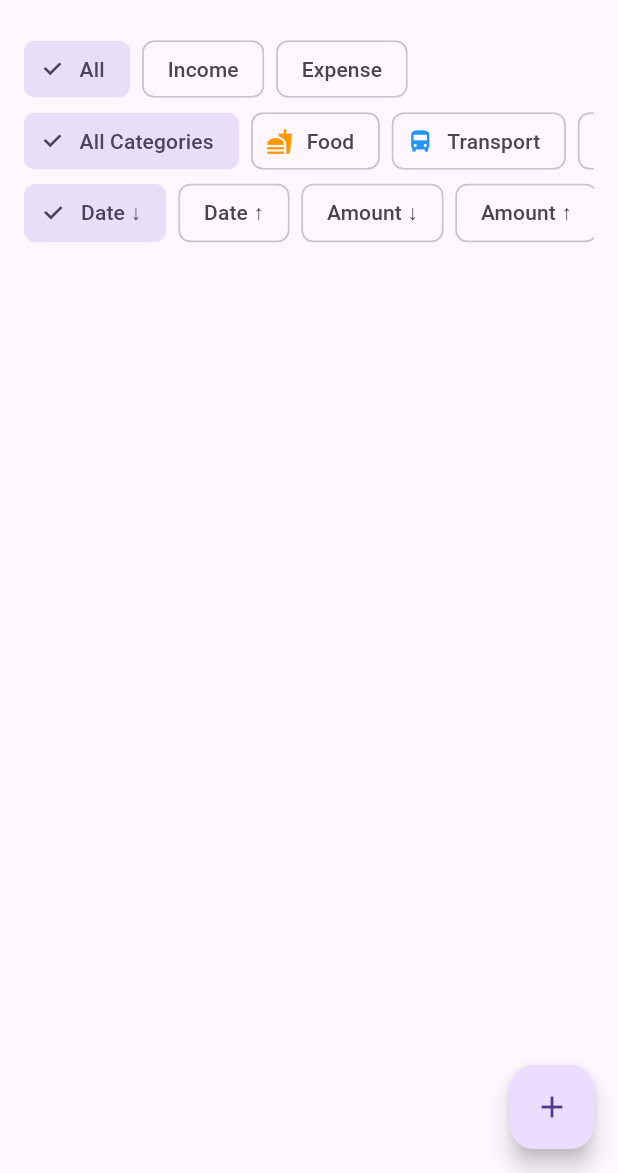
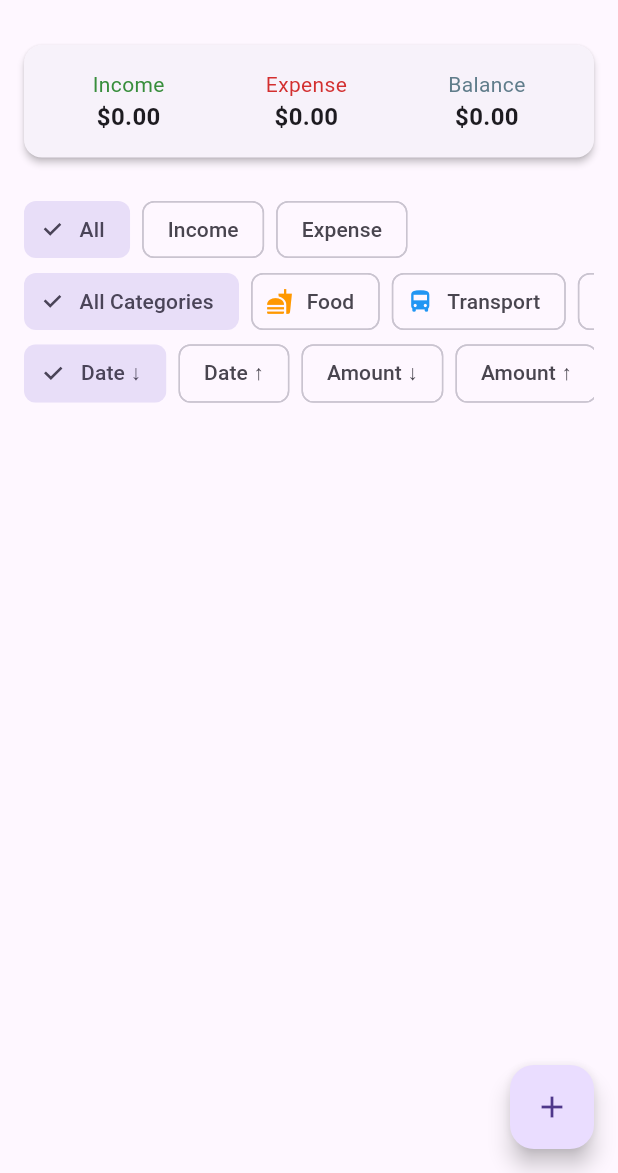
Before and after one commit to OleksSobol/expenses-tracker, a Flutter app: the screen it shows after launch, on a phone screen of 412 x 824 dp, the part 63-1236 px from its top. Run offline on Flutter 3.47's test engine with Material 3 defaults, Android fonts, the phone set to English and light mode, and no system bars; our stand-ins replace sqflite; accounts and stored records are empty.

Commit message:
Finished with transations, added total income/ expense fields

```diff
--- /dev/null
+++ b/lib/models/transaction_summary.dart
@@ -0,0 +1,48 @@
+import 'package:flutter/material.dart';
+
+class TransactionSummary extends StatelessWidget {
+  final double income;
+  final double expense;
+  final double balance;
+
+  const TransactionSummary({
+    Key? key,
+    required this.income,
+    required this.expense,
+    required this.balance,
+  }) : super(key: key);
+
+  @override
+  Widget build(BuildContext context) {
+    return Padding(
+      padding: const EdgeInsets.all(12.0),
+      child: Card(
+        elevation: 2,
+        shape: RoundedRectangleBorder(borderRadius: BorderRadius.circular(12)),
+        child: Padding(
+          padding: const EdgeInsets.symmetric(vertical: 16, horizontal: 12),
+          child: Row(
+            mainAxisAlignment: MainAxisAlignment.spaceAround,
+            children: [
+              _buildColumn('Income', income, Colors.green[700]!),
+              _buildColumn('Expense', expense, Colors.red[700]!),
+              _buildColumn('Balance', balance, Colors.blueGrey),
+            ],
+          ),
+        ),
+      ),
+    );
+  }
+
+  Widget _buildColumn(String label, double value, Color color) {
+    return Column(
+      children: [
+        Text(label, style: TextStyle(color: color)),
+        Text(
+          '\$${value.toStringAsFixed(2)}',
+          style: const TextStyle(fontSize: 16, fontWeight: FontWeight.bold),
+        ),
+      ],
+    );
+  }
+}
--- a/lib/screens/home_screen.dart
+++ b/lib/screens/home_screen.dart
@@ -5,6 +5,7 @@ import '../models/transaction_filter_bar.dart';
 import '../models/transaction_list_item.dart';
 import '../models/transaction_service.dart';
 import 'add_transaction_screen.dart';
+import '../models/transaction_summary.dart';
 
 class HomeScreen extends StatefulWidget {
   const HomeScreen({Key? key}) : super(key: key);
@@ -79,10 +80,28 @@ class _HomeScreenState extends State<HomeScreen> {
       ),
       body: Column(
         children: [
+          // Summary
+          TransactionSummary(
+            income: _allTransactions
+              .where((tx) => tx['type'] == 'income')
+              .fold(0.0, (sum, tx) => sum + (tx['amount'] as num).toDouble()),
+            expense: _allTransactions
+              .where((tx) => tx['type'] == 'expense')
+              .fold(0.0,(sum, tx) => sum + (tx['amount'] as num).toDouble()),
+            balance: _allTransactions.fold(
+              0.0,
+              (sum, tx) => tx['type'] == 'income'
+                  ? sum + (tx['amount'] as num).toDouble()
+                  : sum - (tx['amount'] as num).toDouble(),
+              ),
+          ),
+          // Filter bar
           TransactionFilterBar(
             filter: _filter,
             onFilterChanged: _onFilterChanged,
           ),
+
+          // Transaction list
           Expanded(
             child: ListView.builder(
               itemCount: filteredTransactions.length,
```
